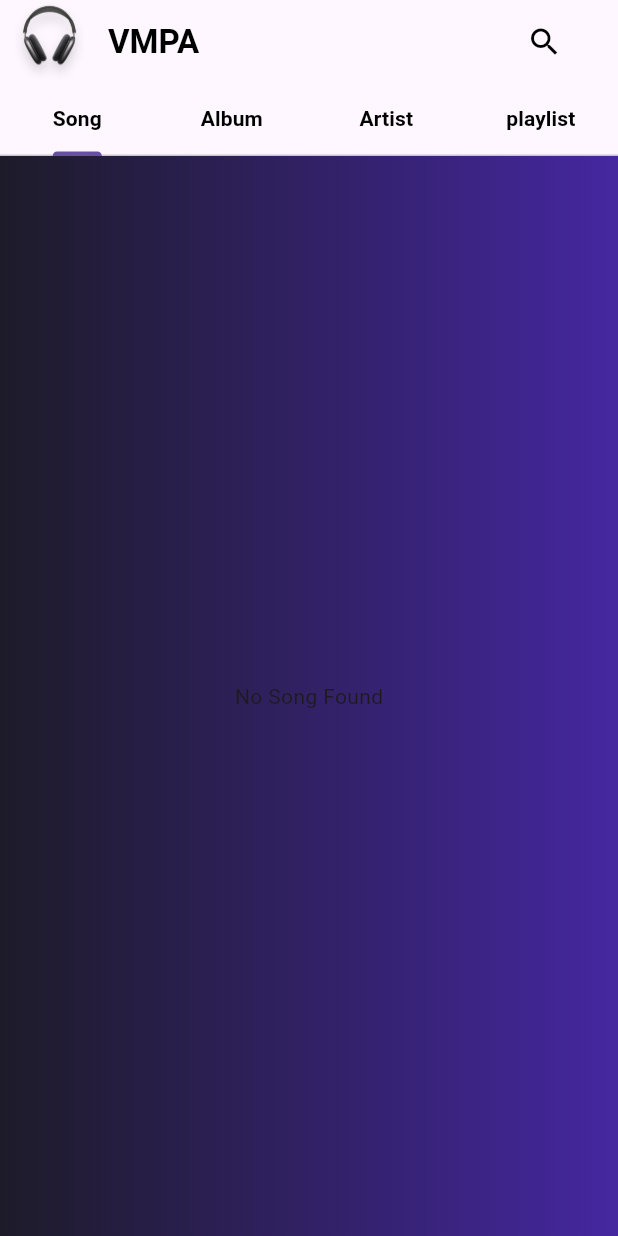
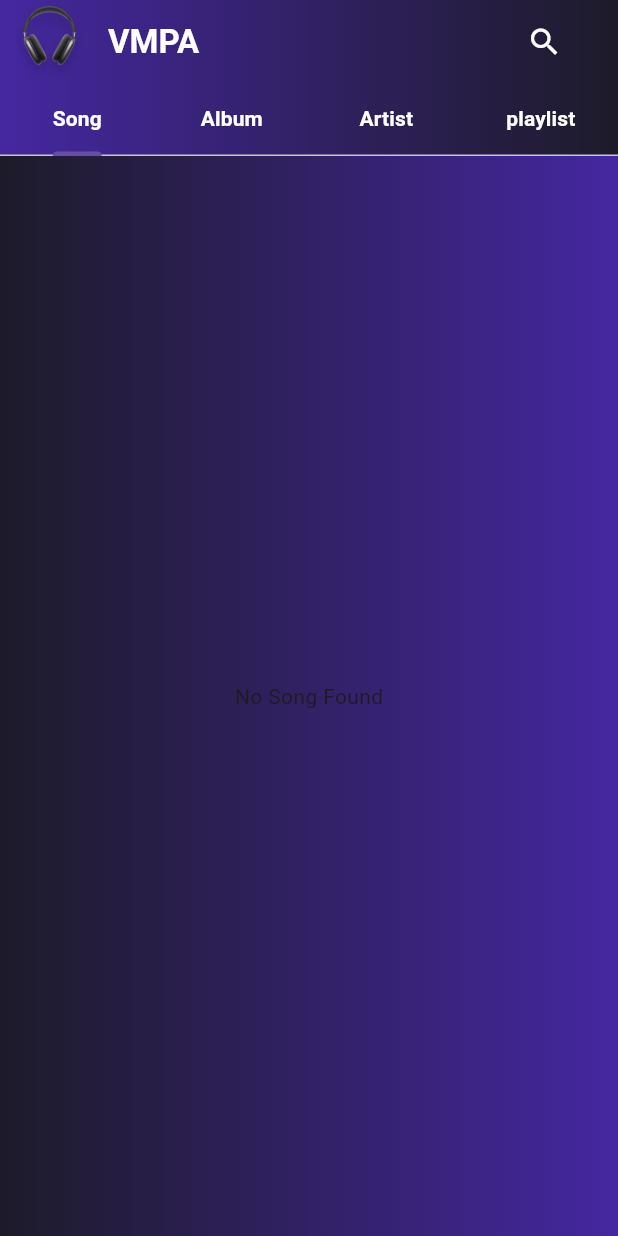
Before and after one commit to rameezkayani1/vmpa-Muslc-Player, a Flutter app: the HomeScreen screen opened by its route, on a phone screen of 412 x 824 dp. Run offline on Flutter 3.47's test engine with Material 3 defaults, Android fonts, the light colour scheme and no system bars; our stand-ins replace get, introduction_screen, just_audio, on_audio_query, permission_handler.

Commit message:
03122026

```diff
--- a/lib/Screens/home.dart
+++ b/lib/Screens/home.dart
@@ -1,4 +1,5 @@
 import 'package:flutter/material.dart';
+import 'package:get/get.dart';
 import 'package:vmpa/tabs/songs.dart';
 
 import '../tabs/Album.dart';
@@ -17,9 +18,22 @@ class _HomeScreenState extends State<HomeScreen> {
   Widget build(BuildContext context) {
     return DefaultTabController(
         length: 4,
-        child: Scaffold(
+        child: Stack(children: [
+          Container(
+            width: double.infinity,
+            decoration: const BoxDecoration(
+              gradient: LinearGradient(
+                colors: [
+                  Color(0xFF4527A0),
+                  Color(0xFF1D1B29),
+                ],
+              ),
+            ),
+          ),
+          Scaffold(
+            backgroundColor: Colors.transparent,
             appBar: AppBar(
-            // backgroundColor: Colors.transparent,
+              backgroundColor: Colors.transparent,
               elevation: 0,
               leading: Padding(
                 padding: const EdgeInsets.only(left: 10),
@@ -29,7 +43,7 @@ class _HomeScreenState extends State<HomeScreen> {
               title: const Text(
                 "VMPA",
                 style:
-                  TextStyle(color: Colors.black, fontWeight: FontWeight.bold),
+                    TextStyle(color: Colors.white, fontWeight: FontWeight.bold),
               ),
               actions: [
                 Padding(
@@ -37,11 +51,10 @@ class _HomeScreenState extends State<HomeScreen> {
                   child: IconButton(
                     icon: Icon(
                       Icons.search,
-                    color: Colors.black,
+                      color: Colors.white,
                     ),
                     onPressed: () {
-                    showSearch(
-                        context: context, delegate: MusicSearchDelegate());
+                      Get.to(SearchPage());
                     },
                   ),
                 ),
@@ -52,28 +65,28 @@ class _HomeScreenState extends State<HomeScreen> {
                     child: Text(
                       "Song",
                       style: TextStyle(
-                        color: Colors.black, fontWeight: FontWeight.bold),
+                          color: Colors.white, fontWeight: FontWeight.bold),
                     ),
                   ),
                   Tab(
                     child: Text(
                       "Album",
                       style: TextStyle(
-                        color: Colors.black, fontWeight: FontWeight.bold),
+                          color: Colors.white, fontWeight: FontWeight.bold),
                     ),
                   ),
                   Tab(
                     child: Text(
                       "Artist",
                       style: TextStyle(
-                        color: Colors.black, fontWeight: FontWeight.bold),
+                          color: Colors.white, fontWeight: FontWeight.bold),
                     ),
                   ),
                   Tab(
                     child: Text(
                       "playlist",
                       style: TextStyle(
-                        color: Colors.black, fontWeight: FontWeight.bold),
+                          color: Colors.white, fontWeight: FontWeight.bold),
                     ),
                   ),
                 ],
@@ -92,6 +105,7 @@ class _HomeScreenState extends State<HomeScreen> {
                 // playlist(),
               ],
             ),
-        ));
+          ),
+        ]));
   }
 }
```
Also changed, not shown: lib/tabs/search.dart (+114 -67 lines). Lines whose indentation alone changed are shown as unchanged.
